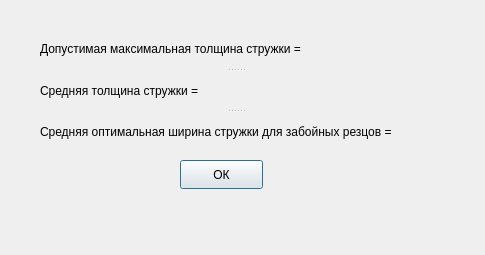
Above: dialog.ui from QuantYyY/qt-dekanat before the change. Below: the same form after it.
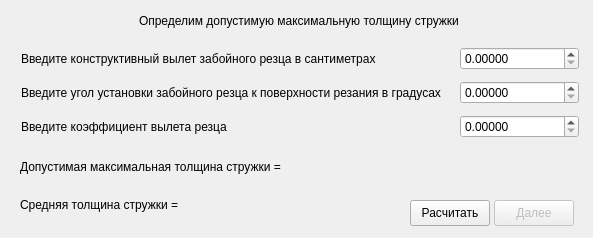
That is the form after the change.

```diff
--- a/dialog.ui
+++ b/dialog.ui
@@ -6,59 +6,224 @@
    <rect>
     <x>0</x>
     <y>0</y>
-    <width>485</width>
-    <height>255</height>
+    <width>593</width>
+    <height>238</height>
    </rect>
   </property>
   <property name="minimumSize">
    <size>
-    <width>450</width>
-    <height>150</height>
+    <width>593</width>
+    <height>238</height>
+   </size>
+  </property>
+  <property name="maximumSize">
+   <size>
+    <width>637</width>
+    <height>238</height>
    </size>
   </property>
   <property name="windowTitle">
    <string>Dialog</string>
   </property>
+  <widget class="QLabel" name="label">
+   <property name="geometry">
+    <rect>
+     <x>139</x>
+     <y>11</y>
+     <width>401</width>
+     <height>20</height>
+    </rect>
+   </property>
+   <property name="text">
+    <string>Определим допустимую максимальную толщину стружки</string>
+   </property>
+  </widget>
+  <widget class="QPushButton" name="pushButton_3">
+   <property name="enabled">
+    <bool>false</bool>
+   </property>
+   <property name="geometry">
+    <rect>
+     <x>494</x>
+     <y>200</y>
+     <width>80</width>
+     <height>26</height>
+    </rect>
+   </property>
+   <property name="maximumSize">
+    <size>
+     <width>16777215</width>
+     <height>26</height>
+    </size>
+   </property>
+   <property name="text">
+    <string>Далее</string>
+   </property>
+  </widget>
   <widget class="QPushButton" name="pushButton">
    <property name="geometry">
     <rect>
-     <x>180</x>
-     <y>160</y>
-     <width>83</width>
-     <height>29</height>
+     <x>410</x>
+     <y>200</y>
+     <width>80</width>
+     <height>26</height>
     </rect>
    </property>
+   <property name="maximumSize">
+    <size>
+     <width>132</width>
+     <height>26</height>
+    </size>
+   </property>
    <property name="text">
-    <string>ОК</string>
+    <string>Расчитать</string>
    </property>
   </widget>
-  <widget class="QSplitter" name="splitter">
+  <widget class="QWidget" name="layoutWidget">
    <property name="geometry">
     <rect>
-     <x>40</x>
-     <y>30</y>
-     <width>391</width>
-     <height>121</height>
+     <x>20</x>
+     <y>42</y>
+     <width>560</width>
+     <height>103</height>
     </rect>
    </property>
-   <property name="orientation">
-    <enum>Qt::Vertical</enum>
+   <layout class="QGridLayout" name="gridLayout">
+    <item row="0" column="0">
+     <widget class="QLabel" name="label_2">
+      <property name="maximumSize">
+       <size>
+        <width>432</width>
+        <height>16777215</height>
+       </size>
+      </property>
+      <property name="text">
+       <string>Введите конструктивный вылет забойного резца в сантиметрах</string>
+      </property>
+     </widget>
+    </item>
+    <item row="0" column="1">
+     <widget class="QDoubleSpinBox" name="doubleSpinBox">
+      <property name="maximumSize">
+       <size>
+        <width>119</width>
+        <height>16777215</height>
+       </size>
+      </property>
+      <property name="decimals">
+       <number>5</number>
+      </property>
+      <property name="maximum">
+       <double>99999999999999.000000000000000</double>
+      </property>
+      <property name="singleStep">
+       <double>0.100000000000000</double>
+      </property>
+     </widget>
+    </item>
+    <item row="1" column="0">
+     <widget class="QLabel" name="label_3">
+      <property name="maximumSize">
+       <size>
+        <width>432</width>
+        <height>16777215</height>
+       </size>
+      </property>
+      <property name="text">
+       <string>Введите угол установки забойного резца к поверхности резания в градусах</string>
+      </property>
+     </widget>
+    </item>
+    <item row="1" column="1">
+     <widget class="QDoubleSpinBox" name="doubleSpinBox_2">
+      <property name="maximumSize">
+       <size>
+        <width>119</width>
+        <height>16777215</height>
+       </size>
+      </property>
+      <property name="decimals">
+       <number>5</number>
+      </property>
+      <property name="maximum">
+       <double>99999999999999.000000000000000</double>
+      </property>
+      <property name="singleStep">
+       <double>0.100000000000000</double>
+      </property>
+     </widget>
+    </item>
+    <item row="2" column="0">
+     <widget class="QLabel" name="label_4">
+      <property name="maximumSize">
+       <size>
+        <width>432</width>
+        <height>16777215</height>
+       </size>
+      </property>
+      <property name="text">
+       <string>Введите коэффициент вылета резца</string>
+      </property>
+     </widget>
+    </item>
+    <item row="2" column="1">
+     <widget class="QDoubleSpinBox" name="doubleSpinBox_3">
+      <property name="maximumSize">
+       <size>
+        <width>119</width>
+        <height>16777215</height>
+       </size>
+      </property>
+      <property name="decimals">
+       <number>5</number>
+      </property>
+      <property name="maximum">
+       <double>99999999999999.000000000000000</double>
+      </property>
+      <property name="singleStep">
+       <double>0.100000000000000</double>
+      </property>
+     </widget>
+    </item>
+   </layout>
+  </widget>
+  <widget class="QWidget" name="layoutWidget">
+   <property name="geometry">
+    <rect>
+     <x>20</x>
+     <y>150</y>
+     <width>335</width>
+     <height>71</height>
+    </rect>
    </property>
-   <widget class="QLabel" name="label">
-    <property name="text">
-     <string>Допустимая максимальная толщина стружки =</string>
-    </property>
-   </widget>
-   <widget class="QLabel" name="label_2">
-    <property name="text">
-     <string>Средняя толщина стружки =</string>
-    </property>
-   </widget>
-   <widget class="QLabel" name="label_3">
-    <property name="text">
-     <string>Средняя оптимальная ширина стружки для забойных резцов =</string>
-    </property>
-   </widget>
+   <layout class="QGridLayout" name="gridLayout_2">
+    <item row="0" column="0">
+     <widget class="QLabel" name="label_5">
+      <property name="maximumSize">
+       <size>
+        <width>432</width>
+        <height>16777215</height>
+       </size>
+      </property>
+      <property name="text">
+       <string>Допустимая максимальная толщина стружки = </string>
+      </property>
+     </widget>
+    </item>
+    <item row="1" column="0">
+     <widget class="QLabel" name="label_6">
+      <property name="maximumSize">
+       <size>
+        <width>432</width>
+        <height>16777215</height>
+       </size>
+      </property>
+      <property name="text">
+       <string>Средняя толщина стружки = </string>
+      </property>
+     </widget>
+    </item>
+   </layout>
   </widget>
  </widget>
  <resources/>
```
Left out of the diff: 5 changed lines with no effect on the pictures.
